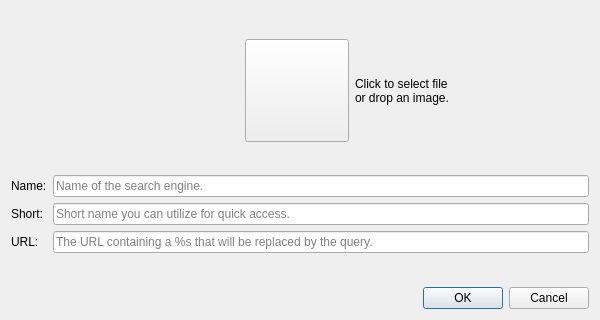
Above: websearch/src/searchengineeditor.ui from albertlauncher/plugins before the change. Below: the same form after it.
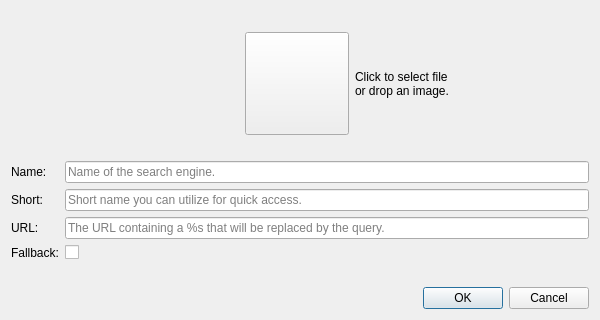
That is the form after the change.

The edit to the form file:
```diff
--- a/websearch/src/searchengineeditor.ui
+++ b/websearch/src/searchengineeditor.ui
@@ -140,6 +140,23 @@
        </property>
       </widget>
      </item>
+     <item row="3" column="0">
+      <widget class="QLabel" name="label_fallback">
+       <property name="text">
+        <string>Fallback:</string>
+       </property>
+      </widget>
+     </item>
+     <item row="3" column="1">
+      <widget class="QCheckBox" name="checkBox_fallback">
+       <property name="toolTip">
+        <string>Enable this search engine as fallback item.</string>
+       </property>
+       <property name="text">
+        <string/>
+       </property>
+      </widget>
+     </item>
     </layout>
    </item>
    <item>
```
